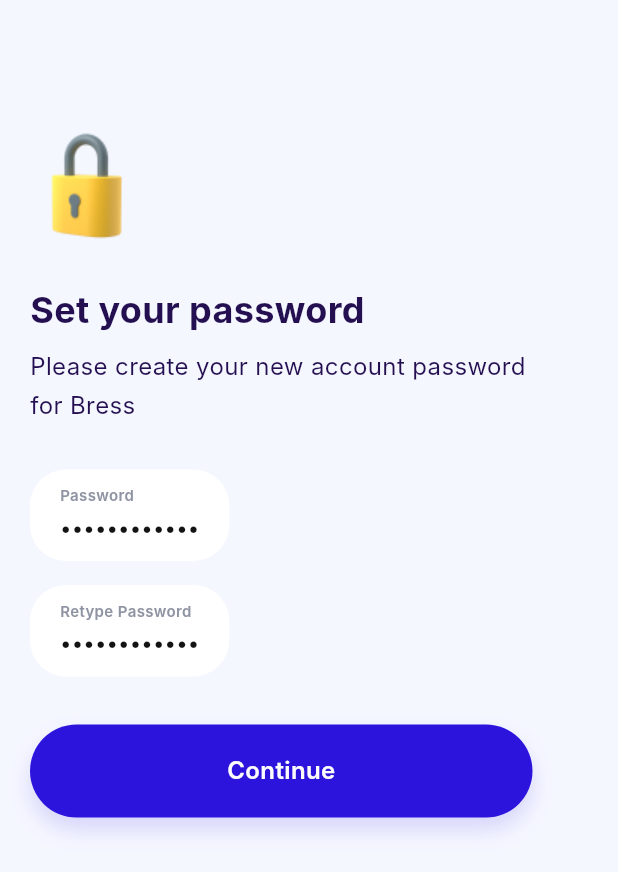
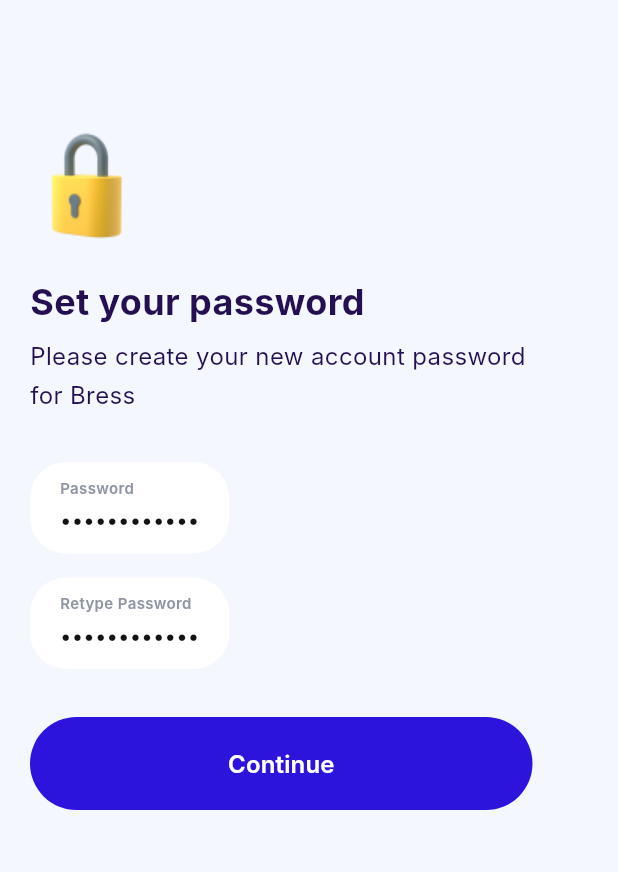
Before and after one commit to Husseinabozina/Brees-Mobile-App, a Flutter app: the _PasswordForm widget shown alone on an empty page, opened directly with empty values, on a phone screen of 412 x 824 dp. Shown: the top 872 px of the screen. Run offline on Flutter 3.47's test engine with Material 3 defaults, Android fonts, the phone set to English and light mode, and no system bars; Roboto replaces fonts that are missing (Inter).

Commit message:
fix: match browser password form geometry to Figma

```diff
--- a/lib/src/features/auth/presentation/pages/browser_account_screen.dart
+++ b/lib/src/features/auth/presentation/pages/browser_account_screen.dart
@@ -1,7 +1,6 @@
 import 'package:flutter/material.dart';
 
 import '../../../../core/theme/brees_colors.dart';
-import '../../../../core/widgets/brees_button.dart';
 import '../../../../core/widgets/chrome_shell.dart';
 import '../../../../core/widgets/design_canvas.dart';
 
@@ -46,8 +45,14 @@ class _BrowserAccountScreenState extends State<BrowserAccountScreen> {
           child: Transform.translate(
             offset: Offset(0, _animate ? 0 : 16),
             child: widget.showPasswordForm
-                ? _PasswordForm(onPressed: widget.onPressed)
-                : _SuccessContent(message: widget.message, onPressed: widget.onPressed),
+                ? ColoredBox(
+                    color: BreesColors.canvas,
+                    child: _PasswordForm(onPressed: widget.onPressed),
+                  )
+                : _SuccessContent(
+                    message: widget.message,
+                    onPressed: widget.onPressed,
+                  ),
           ),
         ),
       ),
@@ -157,30 +162,83 @@ class _PasswordForm extends StatelessWidget {
 
   @override
   Widget build(BuildContext context) {
-    return Padding(
-      padding: const EdgeInsets.fromLTRB(20, 88, 20, 24),
-      child: Column(
-        crossAxisAlignment: CrossAxisAlignment.start,
-        children: [
-          Image.asset('assets/images/password_lock.png', width: 75, height: 75),
-          const SizedBox(height: 26),
-          const Text(
+    return Stack(
+      children: [
+        Positioned(
+          left: 20,
+          top: 88,
+          width: 75,
+          height: 75,
+          child: Image.asset(
+            'assets/images/password_lock.png',
+            fit: BoxFit.contain,
+          ),
+        ),
+        const Positioned(
+          left: 20,
+          top: 187,
+          width: 335,
+          height: 29,
+          child: Text(
             'Set your password',
-            style: TextStyle(color: BreesColors.heading, fontSize: 24, fontWeight: FontWeight.w700),
+            style: TextStyle(
+              color: BreesColors.heading,
+              fontSize: 24,
+              height: 29 / 24,
+              fontWeight: FontWeight.w700,
+            ),
           ),
-          const SizedBox(height: 8),
-          const Text(
-            'Please create your new account password\nfor Bress',
-            style: TextStyle(color: BreesColors.heading, fontSize: 16, height: 1.6),
+        ),
+        const Positioned(
+          left: 20,
+          top: 224,
+          width: 335,
+          height: 52,
+          child: Text(
+            'Please create your new account password for Bress',
+            style: TextStyle(
+              color: BreesColors.heading,
+              fontSize: 16,
+              height: 26 / 16,
+            ),
           ),
-          const SizedBox(height: 30),
-          const _BrowserField(label: 'Password'),
-          const SizedBox(height: 16),
-          const _BrowserField(label: 'Retype Password'),
-          const SizedBox(height: 32),
-          BreesButton(label: 'Continue', width: 335, onPressed: onPressed),
-        ],
-      ),
+        ),
+        const Positioned(
+          left: 20,
+          top: 308,
+          child: _BrowserField(label: 'Password'),
+        ),
+        const Positioned(
+          left: 20,
+          top: 385,
+          child: _BrowserField(label: 'Retype Password'),
+        ),
+        Positioned(
+          left: 20,
+          top: 478,
+          width: 335,
+          height: 62,
+          child: FilledButton(
+            onPressed: onPressed,
+            style: FilledButton.styleFrom(
+              backgroundColor: BreesColors.primary,
+              foregroundColor: Colors.white,
+              padding: EdgeInsets.zero,
+              elevation: 0,
+              shadowColor: Colors.transparent,
+              shape: const StadiumBorder(),
+            ),
+            child: const Text(
+              'Continue',
+              style: TextStyle(
+                fontSize: 16,
+                height: 20 / 16,
+                fontWeight: FontWeight.w600,
+              ),
+            ),
+          ),
+        ),
+      ],
     );
   }
 }
```
